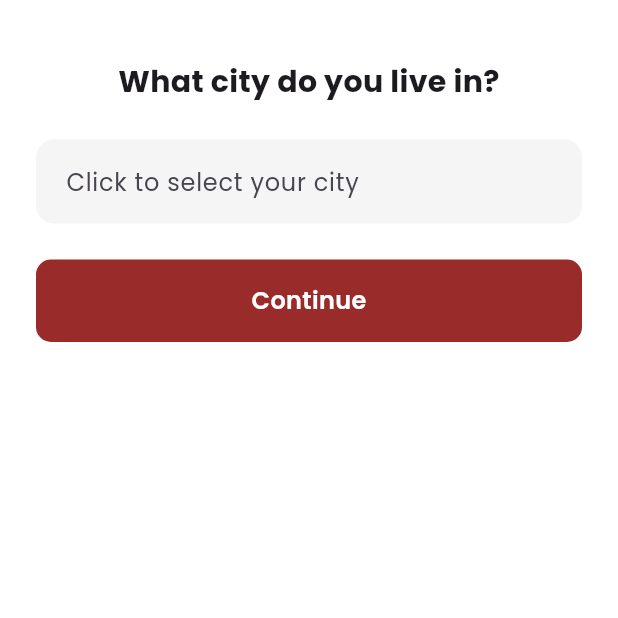
After one commit to Christentimmy/Vetted, a Flutter app: the SetLocationScreen screen opened by its route, on a phone screen of 412 x 824 dp, the top half of it. The commit adds this screen. Run offline on Flutter 3.47's test engine with Material 3 defaults, Android fonts, the phone set to English and light mode, and no system bars; our stand-ins replace cherry_toast, flutter_secure_storage, flutter_signin_button, font_awesome_flutter, geocoding, geolocator and 6 more; accounts and stored records are empty.

Commit message:
location implementation fixed

```diff
--- a/analysis_options.yaml
+++ b/analysis_options.yaml
@@ -7,6 +7,9 @@
 
 # The following line activates a set of recommended lints for Flutter apps,
 # packages, and plugins designed to encourage good coding practices.
+analyzer:
+  errors:
+    depend_on_referenced_packages: ignore
 include: package:flutter_lints/flutter.yaml
 
 linter:
--- a/lib/app/bindings/app_bindings.dart
+++ b/lib/app/bindings/app_bindings.dart
@@ -1,6 +1,7 @@
 
 
 import 'package:Vetted/app/controller/auth_controller.dart';
+import 'package:Vetted/app/controller/location_controller.dart';
 import 'package:Vetted/app/controller/storage_controller.dart';
 import 'package:Vetted/app/controller/user_controller.dart';
 import 'package:get/get.dart';
@@ -11,5 +12,6 @@ class AppBindings implements Bindings {
     Get.put(StorageController());
     Get.put(AuthController());
     Get.put(UserController());
+    Get.put(LocationController());
   }
 }
--- a/lib/app/controller/auth_controller.dart
+++ b/lib/app/controller/auth_controller.dart
@@ -28,9 +28,8 @@ class AuthController extends GetxController {
       if (idToken == null) return;
       final response = await _userService.userExist(email: googleUser.email);
       if (response == null) return;
-      print(response.statusCode);
       if (response.statusCode != 200) {
-       await googleAuthSignUp(idToken: idToken);
+        await googleAuthSignUp(idToken: idToken);
         return;
       }
       await googleAuthSignIn(idToken: idToken);
@@ -112,5 +111,4 @@ class AuthController extends GetxController {
       isGoogleLoading.value = false;
     }
   }
-
 }
--- /dev/null
+++ b/lib/app/modules/profile/views/set_location_screen.dart
@@ -0,0 +1,87 @@
+import 'package:Vetted/app/controller/location_controller.dart';
+import 'package:Vetted/app/controller/user_controller.dart';
+import 'package:Vetted/app/data/models/user_model.dart';
+import 'package:Vetted/app/widgets/custom_button.dart';
+import 'package:flutter/material.dart';
+import 'package:get/get.dart';
+import 'package:google_fonts/google_fonts.dart';
+
+class SetLocationScreen extends StatelessWidget {
+  SetLocationScreen({super.key});
+
+  final locationModel = Rx<LocationModel?>(null);
+  final locationController = Get.find<LocationController>();
+  final userController = Get.find<UserController>();
+  final addressController = TextEditingController();
+
+  @override
+  Widget build(BuildContext context) {
+    return Scaffold(
+      backgroundColor: Colors.white,
+      body: SafeArea(
+        child: Padding(
+          padding: const EdgeInsets.symmetric(horizontal: 24),
+          child: Column(
+            crossAxisAlignment: CrossAxisAlignment.stretch,
+            children: [
+              const SizedBox(height: 40),
+              const Text(
+                "What city do you live in?",
+                textAlign: TextAlign.center,
+                style: TextStyle(fontSize: 20, fontWeight: FontWeight.bold),
+              ),
+              const SizedBox(height: 24),
+              Obx(() {
+                return TextField(
+                  controller: addressController,
+                  readOnly: true,
+                  onTap: () async {
+                    locationModel.value =
+                        await locationController.useMyCurrentLocation();
+                    addressController.text = locationModel.value?.address ?? '';
+                  },
+                  decoration: InputDecoration(
+                    hintText:
+                        locationController.isloading.value
+                            ? "loading..."
+                            : "Click to select your city",
+                    filled: true,
+                    fillColor: const Color(0xFFF5F5F5),
+                    border: OutlineInputBorder(
+                      borderRadius: BorderRadius.circular(12),
+                      borderSide: BorderSide.none,
+                    ),
+                    contentPadding: const EdgeInsets.symmetric(
+                      horizontal: 16,
+                      vertical: 16,
+                    ),
+                  ),
+                );
+              }),
+              const SizedBox(height: 24),
+              CustomButton(
+                ontap: () async {
+                  if (locationModel.value == null) return;
+                  await userController.updateLocation(
+                    location: locationModel.value!,
+                  );
+                },
+                isLoading: userController.isloading,
+                loaderColor: Colors.white,
+                child: Text(
+                  'Continue',
+                  style: GoogleFonts.poppins(
+                    color: Colors.white,
+                    fontSize: 16,
+                    fontWeight: FontWeight.w600,
+                  ),
+                ),
+              ),
+              const SizedBox(height: 24),
+            ],
+          ),
+        ),
+      ),
+    );
+  }
+}
--- a/lib/app/routes/app_pages.dart
+++ b/lib/app/routes/app_pages.dart
@@ -3,8 +3,9 @@ import 'package:Vetted/app/modules/onboarding/views/onboarding_screen.dart';
 import 'package:Vetted/app/modules/profile/views/date_of_birth_screen.dart';
 import 'package:Vetted/app/modules/profile/views/input_name_screen.dart';
 import 'package:Vetted/app/modules/profile/views/relationship_status_screen.dart';
-import 'package:Vetted/app/modules/profile/views/religion_screen.dart';
+import 'package:Vetted/app/modules/profile/views/set_location_screen.dart';
 import 'package:Vetted/app/modules/splash/views/splash_screen.dart';
+import 'package:Vetted/app/modules/verification/views/selfie_verification_screen.dart';
 import 'package:Vetted/app/routes/app_routes.dart';
 import 'package:Vetted/screens/otp_login_screen.dart';
 import 'package:get/get.dart';
@@ -27,10 +28,7 @@ class AppPages {
       name: AppRoutes.phoneNumberScreen,
       page: () => const PhoneNumberScreen(),
     ),
-    GetPage(
-      name: AppRoutes.inputNameScreen,
-      page: () => InputNameScreen(),
-    ),
+    GetPage(name: AppRoutes.inputNameScreen, page: () => InputNameScreen()),
     GetPage(
       name: AppRoutes.dateOfBirthScreen,
       page: () => const DateOfBirthScreen(),
@@ -39,9 +37,10 @@ class AppPages {
       name: AppRoutes.relationshipStatusScreen,
       page: () => const RelationshipStatusScreen(),
     ),
+    GetPage(name: AppRoutes.setLocationScreen, page: () => SetLocationScreen()),
     GetPage(
-      name: AppRoutes.religionScreen,
-      page: () => const ReligionScreen(),
+      name: AppRoutes.selfieVerificationScreen,
+      page: () => const SelfieVerificationScreen(),
     ),
   ];
 }
--- a/lib/app/routes/app_routes.dart
+++ b/lib/app/routes/app_routes.dart
@@ -8,5 +8,6 @@ class AppRoutes {
   static const String inputNameScreen = '/inputNameScreen';
   static const String dateOfBirthScreen = '/dateOfBirthScreen';
   static const String relationshipStatusScreen = '/relationshipStatusScreen';
-  static const String religionScreen = '/religionScreen';
+  static const String setLocationScreen = '/setLocationScreen';
+  static const String selfieVerificationScreen = '/selfieVerificationScreen';
 }
--- a/pubspec.yaml
+++ b/pubspec.yaml
@@ -52,6 +52,9 @@ dependencies:
   google_sign_in: ^7.1.1
   flutter_secure_storage: ^9.2.4
   google_fonts: ^6.3.1
+  geocoding: ^4.0.0
+  geolocator: ^14.0.2
+
 
 dev_dependencies:
   flutter_test:
```
Also changed, not shown: lib/app/controller/location_controller.dart (added, +45 -0 lines), lib/app/controller/user_controller.dart (+26 -1 lines), lib/app/data/services/user_service.dart (+33 -4 lines), lib/app/modules/profile/views/religion_screen.dart (deleted, +0 -97 lines), lib/app/modules/verification/views/selfie_verification_screen.dart (added, +94 -0 lines), pubspec.lock, 4 other files.
